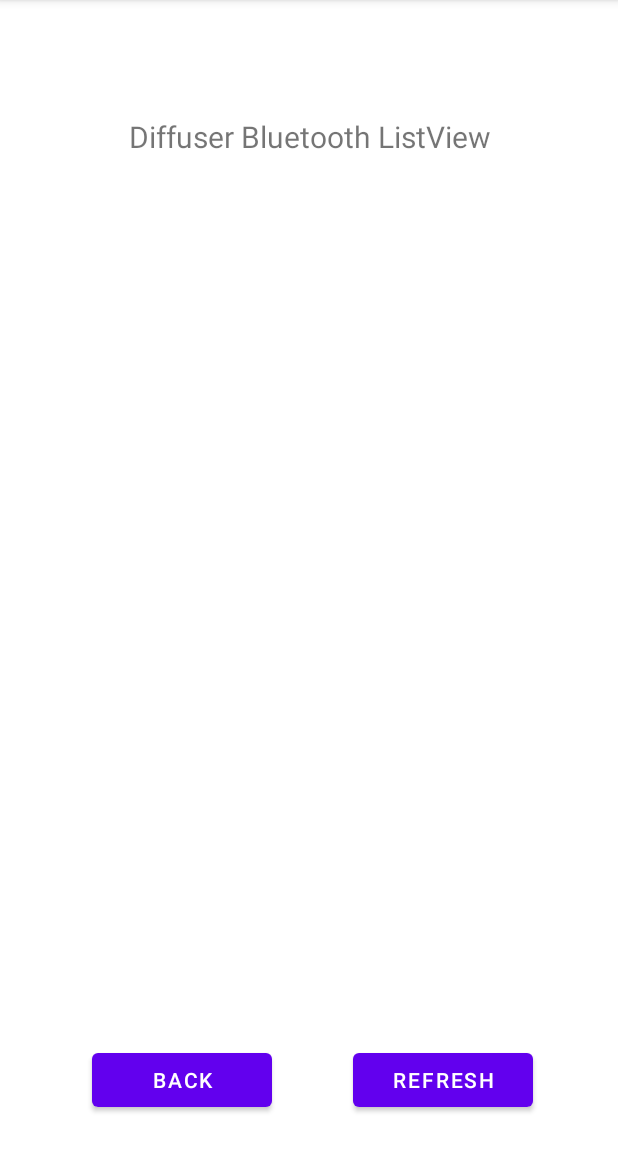
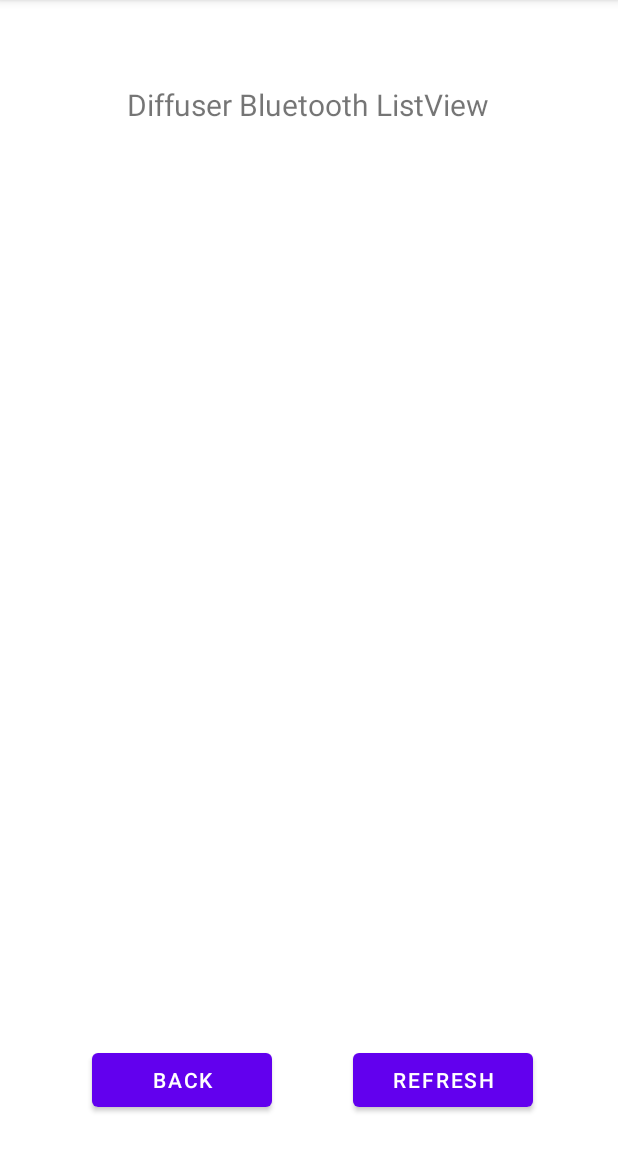
Before and after one commit to John-2525/MP_Bluetooth_Module, an Android app: the Diffuser_Listview screen opened directly, with no data from a screen before it, on a phone screen of 412 x 824 dp, the part 84-1236 px from its top. Run offline under Robolectric (Android 15) with nearby library versions, the phone set to English and light mode, and no system bars.

Commit message:
Pushing to haowen whatever I have

```diff
--- a/app/src/main/AndroidManifest.xml
+++ b/app/src/main/AndroidManifest.xml
@@ -2,9 +2,12 @@
 <manifest xmlns:android="http://schemas.android.com/apk/res/android"
     package="com.example.mp_bluetooth_module">
     <!-- Permission for the application to use bluetooth -->
+    <uses-feature android:name="android.hardware.bluetooth" />
     <uses-permission android:name="android.permission.BLUETOOTH" />
     <uses-permission android:name="android.permission.BLUETOOTH_ADMIN" />
     <uses-permission android:name="android.permission.BLUETOOTH_CONNECT" />
+    <uses-permission android:name="android.permission.ACCESS_COARSE_LOCATION" />
+    <uses-permission android:name="android.permission.ACCESS_FINE_LOCATION" />
 
     <application
         android:allowBackup="true"
@@ -14,7 +17,7 @@
         android:supportsRtl="true"
         android:theme="@style/Theme.MP_Bluetooth_Module">
         <activity
-            android:name=".BluetoothDeviceTextView"
+            android:name="Background_Items.BluetoothDeviceTextView"
             android:exported="false" />
         <activity
             android:name=".Diffuser_Listview"
--- a/app/src/main/java/com/example/mp_bluetooth_module/BluetoothDeviceTextView.java
+++ b/app/src/main/java/Background_Items/BluetoothDeviceTextView.java
@@ -1,8 +1,10 @@
-package com.example.mp_bluetooth_module;
+package Background_Items;
 
 import androidx.appcompat.app.AppCompatActivity;
 
 import android.os.Bundle;
+
+import com.example.mp_bluetooth_module.R;
 
 public class BluetoothDeviceTextView extends AppCompatActivity {
 
--- a/app/src/main/res/layout/activity_bluetooth_device_text_view.xml
+++ b/app/src/main/res/layout/activity_bluetooth_device_text_view.xml
@@ -4,7 +4,7 @@
     xmlns:tools="http://schemas.android.com/tools"
     android:layout_width="match_parent"
     android:layout_height="match_parent"
-    tools:context=".BluetoothDeviceTextView">
+    tools:context="Background_Items.BluetoothDeviceTextView">
 
     <TextView
         android:id="@+id/BTDeviceName"
--- a/app/src/main/res/layout/activity_diffuser_listview.xml
+++ b/app/src/main/res/layout/activity_diffuser_listview.xml
@@ -12,11 +12,12 @@
       android:layout_width="wrap_content"
       android:layout_height="wrap_content"
       android:layout_marginStart="82dp"
-      android:layout_marginTop="77dp"
+      android:layout_marginTop="56dp"
       android:layout_marginEnd="81dp"
       android:text="Diffuser Bluetooth ListView"
       android:textSize="20sp"
       app:layout_constraintEnd_toEndOf="parent"
+      app:layout_constraintHorizontal_bias="0.4"
       app:layout_constraintStart_toStartOf="parent"
       app:layout_constraintTop_toTopOf="parent" />
 
--- /dev/null
+++ b/app/src/main/res/menu/bluetooth_connect_popup_menu.xml
@@ -0,0 +1,10 @@
+<?xml version="1.0" encoding="utf-8"?>
+<menu xmlns:android="http://schemas.android.com/apk/res/android">
+
+    <item android:id = "@+id/Connect"
+        android:title="Connect"/>
+
+    <item android:id = "@+id/Disconnect"
+        android:title="Disconnect"/>
+
+</menu>
```
Also changed, not shown: app/src/main/java/Background_Items/BluetoothConnection.java (added, +23 -0 lines), app/src/main/java/com/example/mp_bluetooth_module/Diffuser_Listview.java (+42 -6 lines).
